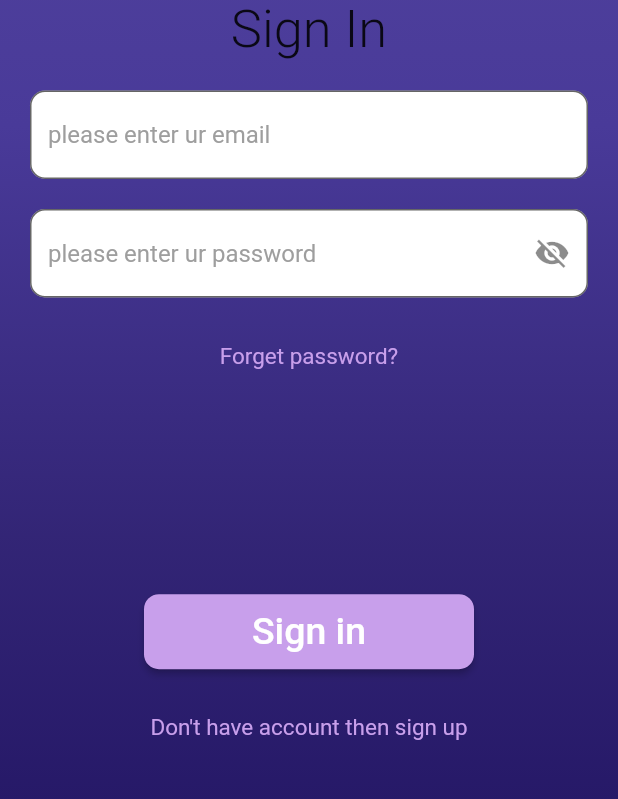
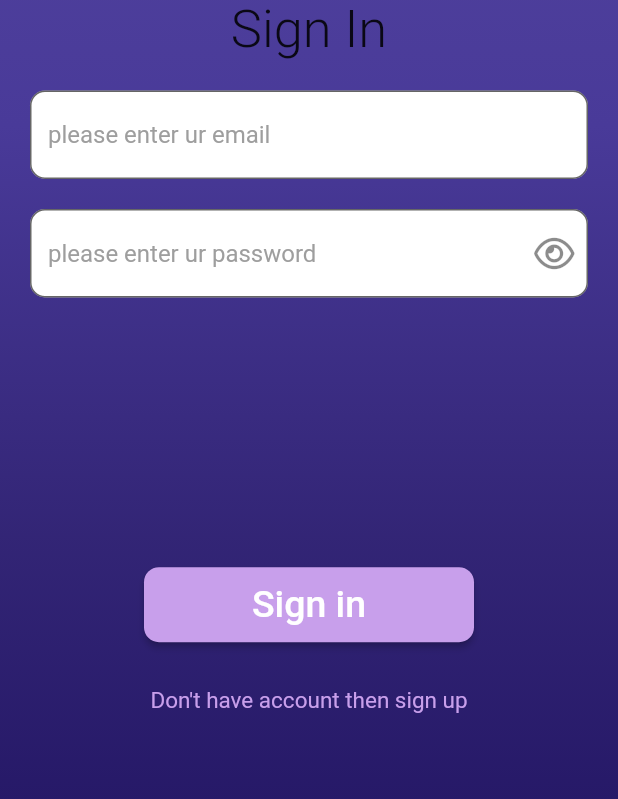
Before and after one commit to khaled45690/theChat, a Flutter app: the SignIn screen opened directly, on a phone screen of 412 x 824 dp, the part 286-1085 px from its top. Run offline on Flutter 3.47's test engine with Material 2 defaults, Android fonts, the phone set to English and light mode, and no system bars; our stand-ins replace font_awesome_flutter; statements that could not run were skipped.

Commit message:
made changes

```diff
--- a/FrontEnd/lib/main.dart
+++ b/FrontEnd/lib/main.dart
@@ -16,7 +16,7 @@ class Chat extends StatelessWidget {
 
       theme: ThemeData(
       ),
-      home: const Home(),
+      home: const Registration(false),
     );
   }
 }
--- a/FrontEnd/lib/src/ChatRoom/VideoChat/VideoChat.dart
+++ b/FrontEnd/lib/src/ChatRoom/VideoChat/VideoChat.dart
@@ -1,9 +1,6 @@
 import 'package:flutter/material.dart';
-import 'package:font_awesome_flutter/font_awesome_flutter.dart';
-
 import 'Widgets/RecieverViewer.dart';
 import 'Widgets/SenderViewer.dart';
-import 'Widgets/VideoChatButton.dart';
 import 'Widgets/VideoChatControlButtons.dart';
 class VideoChat extends StatefulWidget {
   const VideoChat({Key? key}) : super(key: key);
--- a/FrontEnd/lib/src/Home/Widgets/MessageRoomsLayout.dart
+++ b/FrontEnd/lib/src/Home/Widgets/MessageRoomsLayout.dart
@@ -1,5 +1,6 @@
 import 'package:flutter/material.dart';
 
+import '../../../DependentPlugins.dart';
 import '../../ChatRoom/ChatRoom.dart';
 import 'Avatar.dart';
 import 'MessageRoomInfo.dart';
@@ -18,10 +19,7 @@ class MessageRoomsLayout extends StatelessWidget {
         splashColor: Colors.deepPurpleAccent.shade400.withOpacity(0.2),
         padding:  const EdgeInsets.only(top: 5 , bottom: 5),
         onPressed: (){
-          Navigator.push(
-            context,
-            MaterialPageRoute(builder: (context) => const ChatRoom()),
-          );
+          navigateTo(context , const ChatRoom());
         },
         child: Row(
           children: const [
--- a/FrontEnd/lib/src/Registration/CommonWidgets/RegistrationButton.dart
+++ b/FrontEnd/lib/src/Registration/CommonWidgets/RegistrationButton.dart
@@ -1,12 +1,13 @@
 import 'package:flutter/material.dart';
 class RegistrationButton extends StatelessWidget {
   final String text ;
-  const RegistrationButton(this.text);
+  final Function() onPress ;
+  const RegistrationButton(this.text , this.onPress);
 
   @override
   Widget build(BuildContext context) {
     return MaterialButton(
-      onPressed: () {},
+      onPressed: onPress,
       minWidth: 220,
       height: 50,
       shape: RoundedRectangleBorder(
--- a/FrontEnd/lib/src/Registration/CommonWidgets/TextButtonWidget.dart
+++ b/FrontEnd/lib/src/Registration/CommonWidgets/TextButtonWidget.dart
@@ -2,11 +2,13 @@ import 'package:flutter/material.dart';
 
 class TextButtonWidget extends StatelessWidget {
   final String text;
-  const TextButtonWidget(this.text);
+  final Function( BuildContext context , StatefulWidget destination) onPressed;
+  const TextButtonWidget(this.text , this.onPressed);
 
   @override
   Widget build(BuildContext context) {
     return InkWell(
+      onTap: () => onPressed,
       child: Text(
         text,
         style: const TextStyle(
--- a/FrontEnd/lib/src/Registration/CommonWidgets/TextFieldWidget.dart
+++ b/FrontEnd/lib/src/Registration/CommonWidgets/TextFieldWidget.dart
@@ -1,14 +1,16 @@
 // ignore_for_file: use_key_in_widget_constructors
 
 import 'package:flutter/material.dart';
+import 'package:font_awesome_flutter/font_awesome_flutter.dart';
 
 class RegistrationTextFieldWidget extends StatelessWidget {
   final TextDirection textDirection;
-  final String hint;
+  final String hint , variableName;
   final bool isPassword , isHidden;
   final Function()? visibiltyChange;
+  final Function(String variableName , String value) onChange;
 
-  const RegistrationTextFieldWidget(this.textDirection, this.hint , {this.isPassword = false , this.isHidden = true , this.visibiltyChange});
+  const RegistrationTextFieldWidget(this.textDirection, this.onChange , this.variableName, this.hint , {this.isPassword = false , this.isHidden = true , this.visibiltyChange});
 
   @override
   Widget build(BuildContext context) {
@@ -16,13 +18,14 @@ class RegistrationTextFieldWidget extends StatelessWidget {
       margin: const EdgeInsets.only(top: 20),
       width: MediaQuery.of(context).size.width - 40,
       child: TextField(
+        onChanged: (value)=> onChange(variableName , value),
           textAlign: TextAlign.left,
           showCursor: true,
           enabled: true,
           textAlignVertical: TextAlignVertical.center,
           obscureText: isPassword ? isHidden ? true : false : false,
           decoration: InputDecoration(
-              suffixIcon: isPassword ? IconButton(icon: isHidden ? const Icon(Icons.visibility) : const Icon(Icons.visibility_off), onPressed: visibiltyChange,) : null,
+              suffixIcon: isPassword ? IconButton(icon: isHidden ? const Icon(FontAwesomeIcons.eyeSlash) : const Icon(FontAwesomeIcons.eye), onPressed: visibiltyChange,) : null,
               filled: true,
               fillColor: Colors.white,
               alignLabelWithHint: true,
--- /dev/null
+++ b/FrontEnd/lib/src/Registration/SignIn/Control/SignInControl.dart
@@ -0,0 +1,25 @@
+class SignInControl{
+  var state;
+  SignInControl(this.state);
+
+  visibiltyChange(){
+    if(state.isHidden){
+      state.setState(() { state.isHidden = false; });
+      return ;
+    }
+    state.setState(() { state.isHidden = true; });
+  }
+
+  onChange(String variableName , String value){
+
+  }
+
+
+  signingIn(){
+
+  }
+
+  Navigate(context , destination){
+
+  }
+}
--- /dev/null
+++ b/FrontEnd/lib/src/Registration/SignIn/Model/SignInModel.dart
@@ -0,0 +1,26 @@
+class SignInModel{
+
+  String? userName;
+  String? password ;
+  SignInModel();
+  Map toMap(){
+    Map signIn = {
+      "userName"  : userName,
+      "password" : password
+    };
+    return signIn;
+  }
+
+  fromMap(Map signIn){
+   userName = signIn["userName"];
+   password = signIn["password"];
+  }
+
+  bool isSame(Map signIn){
+    if(signIn["username"] == null || signIn["password"] == null)  return false;
+
+    return true;
+  }
+
+
+}
--- a/FrontEnd/lib/src/Registration/SignIn/SignIn.dart
+++ b/FrontEnd/lib/src/Registration/SignIn/SignIn.dart
@@ -1,3 +1,4 @@
+import 'package:chat/src/Registration/SignIn/Control/SignInControl.dart';
 import 'package:chat/src/Registration/SignIn/widgets/TextFields.dart';
 import 'package:flutter/foundation.dart';
 import 'package:flutter/material.dart';
@@ -6,6 +7,7 @@ import '../../../CommonStyle.dart';
 import '../CommonWidgets/Logo.dart';
 import '../CommonWidgets/RegistrationButton.dart';
 import '../CommonWidgets/TextButtonWidget.dart';
+import 'Model/SignInModel.dart';
 
 class SignIn extends StatefulWidget {
   const SignIn({Key? key}) : super(key: key);
@@ -15,35 +17,35 @@ class SignIn extends StatefulWidget {
 }
 
 class _SignInState extends State<SignIn> {
+  late SignInControl signInControl;
+  SignInModel signInData = SignInModel();
   bool isHidden = false;
-  visibiltyChange(){
-    if(isHidden){
-      setState(() { isHidden = false; });
-      return ;
-    }
-    setState(() { isHidden = true; });
+  @override
+  void initState() {
+    signInControl = SignInControl(this);
   }
   @override
   Widget build(BuildContext context) {
+
     return Scaffold(
         body: Container(
       width: MediaQuery.of(context).size.width,
+      height: MediaQuery.of(context).size.height,
       decoration: scaffoldDecoration,
+      child: SingleChildScrollView(
         child: Column(
           crossAxisAlignment: CrossAxisAlignment.center,
           children: [
             const Logo("Sign In"),
-          TextFields(visibiltyChange , isHidden),
-          const TextButtonWidget("Forget password?"),
+            TextFields(signInControl.visibiltyChange , signInControl.onChange , isHidden),
             SizedBox(height: (MediaQuery.of(context).size.height / 5.5)),
-          const RegistrationButton("Sign in"),
+            RegistrationButton("Sign in" , signInControl.signingIn),
             const SizedBox(height: 30),
-          const TextButtonWidget("Don't have account then sign up"),
+            TextButtonWidget("Don't have account then sign up" , signInControl.Navigate),
             ],
+        ),
       ),
     ));
 
   }
-
-
 }
--- a/FrontEnd/lib/src/Registration/SignIn/widgets/TextFields.dart
+++ b/FrontEnd/lib/src/Registration/SignIn/widgets/TextFields.dart
@@ -4,8 +4,9 @@ import '../../CommonWidgets/TextFieldWidget.dart';
 
 class TextFields extends StatelessWidget {
   final Function()? visibiltyChange;
+  final Function(String variableName , String value) onChange;
   final bool isHidden;
-  const TextFields(this.visibiltyChange , this.isHidden);
+  const TextFields(this.visibiltyChange , this.onChange , this.isHidden);
 
   @override
   Widget build(BuildContext context) {
@@ -13,8 +14,8 @@ class TextFields extends StatelessWidget {
         margin: EdgeInsets.only(bottom: 30),
         child: Column(
           children: [
-            const RegistrationTextFieldWidget(TextDirection.ltr, "please enter ur email"),
-            RegistrationTextFieldWidget(TextDirection.ltr, "please enter ur password",
+            RegistrationTextFieldWidget(TextDirection.ltr, onChange , "userName" , "please enter ur email"),
+            RegistrationTextFieldWidget(TextDirection.ltr, onChange , "password" ,"please enter ur password",
                 isPassword: true , visibiltyChange: visibiltyChange, isHidden: isHidden),
           ],
         ));
--- /dev/null
+++ b/FrontEnd/lib/src/Registration/SignUp/Control/SignUpControl.dart
@@ -0,0 +1,5 @@
+class SignUpControl{
+   var state;
+   SignUpControl(this.state);
+
+}
--- a/FrontEnd/lib/src/Registration/SignUp/Widgets/InfoTextFields.dart
+++ b/FrontEnd/lib/src/Registration/SignUp/Widgets/InfoTextFields.dart
@@ -11,12 +11,12 @@ class InfoTextFields extends StatelessWidget {
         margin: const EdgeInsets.only(bottom: 30),
         child: Column(
           children: const [
-            RegistrationTextFieldWidget(TextDirection.ltr, "please enter ur email"),
-            RegistrationTextFieldWidget(TextDirection.ltr, "please enter ur name"),
-            RegistrationTextFieldWidget(TextDirection.ltr, "please enter ur password",
-                isPassword: true),
-            RegistrationTextFieldWidget(TextDirection.ltr, "please re enter ur password",
-                isPassword: true),
+            // RegistrationTextFieldWidget(TextDirection.ltr, "please enter ur email"),
+            // RegistrationTextFieldWidget(TextDirection.ltr, "please enter ur name"),
+            // RegistrationTextFieldWidget(TextDirection.ltr, "please enter ur password",
+            //     isPassword: true),
+            // RegistrationTextFieldWidget(TextDirection.ltr, "please re enter ur password",
+            //     isPassword: true),
           ],
         ));
   }
```
Also changed, not shown: FrontEnd/lib/DependentPlugins.dart (added, +10 -0 lines), FrontEnd/lib/src/Registration/SignUp/SignUp.dart (+6 -1 lines), 1 other file. Lines whose indentation alone changed are shown as unchanged.
